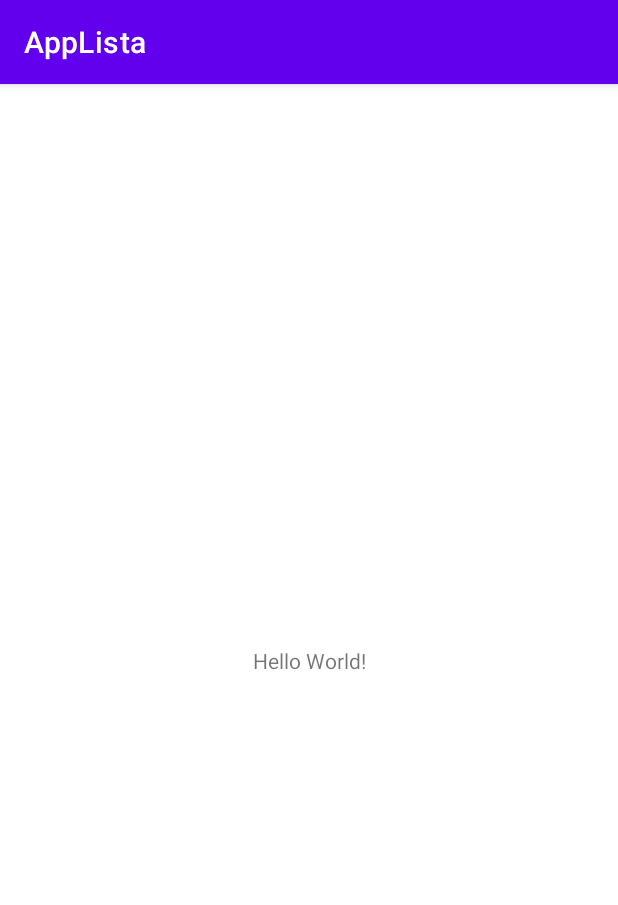
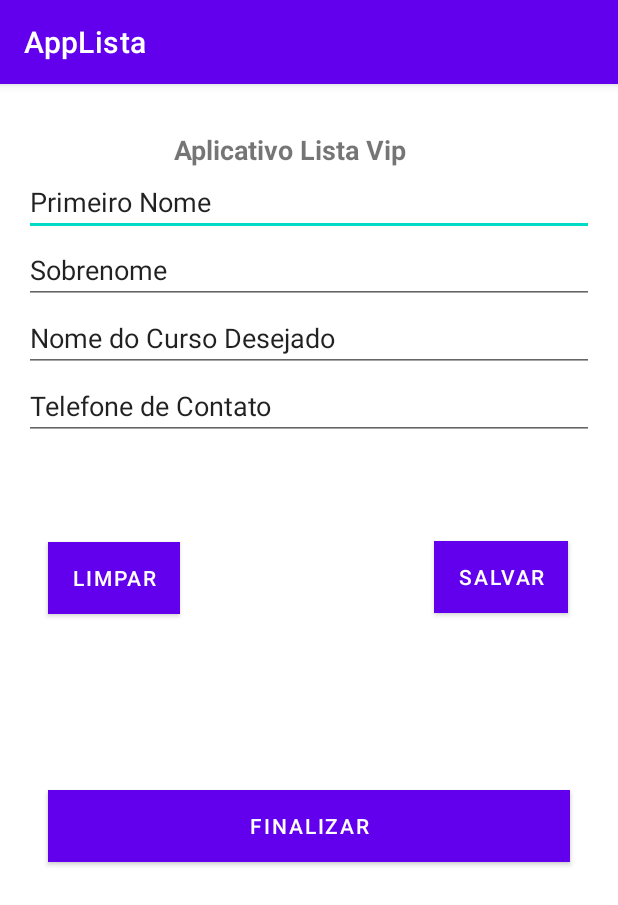
Before and after one commit to ItalloMansur/AppLista, an Android app: the screen it shows after launch (MainActivity), on a phone screen of 412 x 824 dp. Shown: the top 905 px of the screen. Run offline under Robolectric (Android 15) with nearby library versions, the phone set to English and light mode, and no system bars.

Commit message:
Criar o laytou do App

```diff
--- a/app/src/main/res/layout/activity_main.xml
+++ b/app/src/main/res/layout/activity_main.xml
@@ -4,15 +4,117 @@
     xmlns:tools="http://schemas.android.com/tools"
     android:layout_width="match_parent"
     android:layout_height="match_parent"
+    android:layout_margin="16dp"
     tools:context=".MainActivity">
 
     <TextView
+        android:id="@+id/textView"
         android:layout_width="wrap_content"
         android:layout_height="wrap_content"
-        android:text="Hello World!"
+        android:text="Aplicativo Lista Vip"
+        android:textSize="18sp"
+        android:textStyle="bold"
         app:layout_constraintBottom_toBottomOf="parent"
         app:layout_constraintEnd_toEndOf="parent"
+        app:layout_constraintHorizontal_bias="0.444"
         app:layout_constraintStart_toStartOf="parent"
-        app:layout_constraintTop_toTopOf="parent" />
+        app:layout_constraintTop_toTopOf="parent"
+        app:layout_constraintVertical_bias="0.022" />
+
+    <EditText
+        android:id="@+id/editTextTextPersonName"
+        android:layout_width="match_parent"
+        android:layout_height="wrap_content"
+        android:ems="10"
+        android:hint="Primeiro Nome"
+        android:inputType="textPersonName"
+        android:text="Primeiro Nome"
+        app:layout_constraintEnd_toEndOf="parent"
+        app:layout_constraintHorizontal_bias="0.0"
+        app:layout_constraintStart_toStartOf="parent"
+        app:layout_constraintTop_toBottomOf="@+id/textView" />
+
+    <EditText
+        android:id="@+id/editTextTextPersonName2"
+        android:layout_width="match_parent"
+        android:layout_height="wrap_content"
+        android:ems="10"
+        android:hint="Sobrenome"
+        android:inputType="textPersonName"
+        android:text="Sobrenome"
+        app:layout_constraintEnd_toEndOf="parent"
+        app:layout_constraintHorizontal_bias="0.0"
+        app:layout_constraintStart_toStartOf="parent"
+        app:layout_constraintTop_toBottomOf="@+id/editTextTextPersonName" />
+
+    <EditText
+        android:id="@+id/editTextTextPersonName3"
+        android:layout_width="match_parent"
+        android:layout_height="wrap_content"
+        android:ems="10"
+        android:hint="Telefone de Contato"
+        android:inputType="textPersonName"
+        android:text="Telefone de Contato"
+        app:layout_constraintEnd_toEndOf="parent"
+        app:layout_constraintHorizontal_bias="0.0"
+        app:layout_constraintStart_toStartOf="parent"
+        app:layout_constraintTop_toBottomOf="@+id/editTextTextPersonName4" />
+
+    <EditText
+        android:id="@+id/editTextTextPersonName4"
+        android:layout_width="match_parent"
+        android:layout_height="wrap_content"
+        android:ems="10"
+        android:hint="Nome do Curso Desejado"
+        android:inputType="textPersonName"
+        android:text="Nome do Curso Desejado"
+        app:layout_constraintEnd_toEndOf="parent"
+        app:layout_constraintHorizontal_bias="0.0"
+        app:layout_constraintStart_toStartOf="parent"
+        app:layout_constraintTop_toBottomOf="@+id/editTextTextPersonName2" />
+
+    <Button
+        android:id="@+id/button"
+        android:layout_width="wrap_content"
+        android:layout_height="wrap_content"
+        android:layout_marginStart="16dp"
+        android:layout_marginBottom="44dp"
+        android:background="@color/colorbuttons"
+        android:hint="LIMPAR"
+        android:text="LIMPAR"
+        app:layout_constraintBottom_toTopOf="@+id/button3"
+        app:layout_constraintStart_toStartOf="parent"
+        app:layout_constraintTop_toBottomOf="@+id/editTextTextPersonName3"
+        app:layout_constraintVertical_bias="0.483" />
+
+    <Button
+        android:id="@+id/button2"
+        android:layout_width="wrap_content"
+        android:layout_height="wrap_content"
+        android:layout_marginBottom="44dp"
+        android:background="@color/colorbuttons"
+        android:hint="SALVAR"
+        android:text="SALVAR"
+        app:layout_constraintBottom_toTopOf="@+id/button3"
+        app:layout_constraintEnd_toEndOf="parent"
+        app:layout_constraintHorizontal_bias="0.908"
+        app:layout_constraintStart_toEndOf="@+id/button"
+        app:layout_constraintTop_toBottomOf="@+id/editTextTextPersonName3"
+        app:layout_constraintVertical_bias="0.475" />
+
+    <Button
+        android:id="@+id/button3"
+        android:layout_width="match_parent"
+        android:layout_height="wrap_content"
+        android:layout_margin="16dp"
+        android:layout_marginBottom="216dp"
+        android:background="@color/colorbuttons"
+        android:hint="FINALIZAR"
+        android:text="FINALIZAR"
+        app:layout_constraintBottom_toBottomOf="parent"
+        app:layout_constraintEnd_toEndOf="parent"
+        app:layout_constraintHorizontal_bias="1.0"
+        app:layout_constraintStart_toStartOf="parent"
+        app:layout_constraintTop_toBottomOf="@+id/editTextTextPersonName3" />
 
 </androidx.constraintlayout.widget.ConstraintLayout>
--- a/app/src/main/res/values/colors.xml
+++ b/app/src/main/res/values/colors.xml
@@ -7,4 +7,5 @@
     <color name="teal_700">#FF018786</color>
     <color name="black">#FF000000</color>
     <color name="white">#FFFFFFFF</color>
+    <color name="colorbuttons">#52ABD3</color>
 </resources>
```
